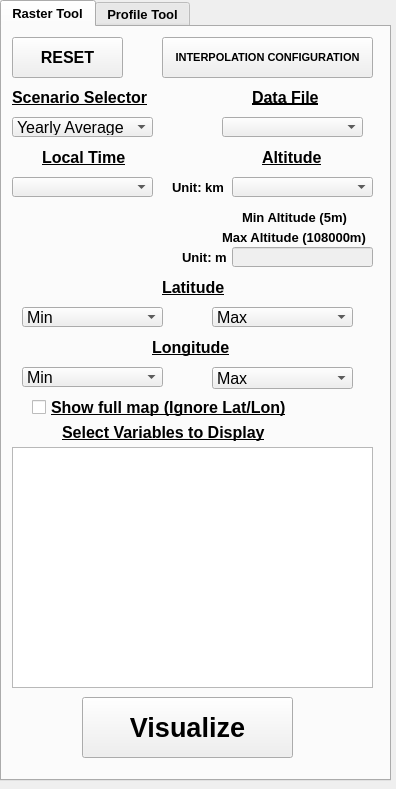
The window that mcd_visualizer_dockwidget_base_profiles.ui (davidsr21/mcd_visualizer) describes before a commit, drawn with Qt 5.
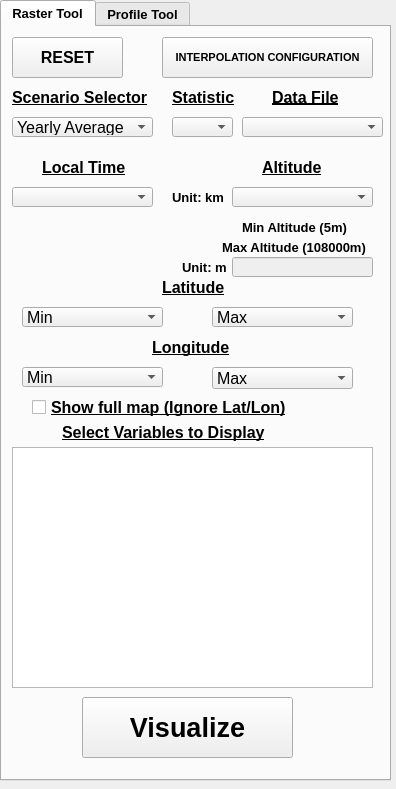
The same window after the commit. The open tabs and pages were chosen to show the change.

Commit message: sd statistics added

```diff
--- a/mcd_visualizer_dockwidget_base_profiles.ui
+++ b/mcd_visualizer_dockwidget_base_profiles.ui
@@ -103,7 +103,7 @@
      <widget class="QLabel" name="Label_Archivo">
       <property name="geometry">
        <rect>
-        <x>250</x>
+        <x>270</x>
         <y>60</y>
         <width>81</width>
         <height>20</height>
@@ -245,7 +245,7 @@
      <widget class="QComboBox" name="Combo_Archivo">
       <property name="geometry">
        <rect>
-        <x>220</x>
+        <x>240</x>
         <y>90</y>
         <width>141</width>
         <height>20</height>
@@ -264,7 +264,7 @@
       <property name="geometry">
        <rect>
         <x>240</x>
-        <y>180</y>
+        <y>190</y>
         <width>171</width>
         <height>21</height>
        </rect>
@@ -286,7 +286,7 @@
       <property name="geometry">
        <rect>
         <x>220</x>
-        <y>200</y>
+        <y>210</y>
         <width>171</width>
         <height>21</height>
        </rect>
@@ -311,7 +311,7 @@
       <property name="geometry">
        <rect>
         <x>230</x>
-        <y>220</y>
+        <y>230</y>
         <width>141</width>
         <height>20</height>
        </rect>
@@ -332,7 +332,7 @@
       <property name="geometry">
        <rect>
         <x>170</x>
-        <y>150</y>
+        <y>160</y>
         <width>131</width>
         <height>21</height>
        </rect>
@@ -354,7 +354,7 @@
       <property name="geometry">
        <rect>
         <x>260</x>
-        <y>120</y>
+        <y>130</y>
         <width>71</width>
         <height>21</height>
        </rect>
@@ -376,7 +376,7 @@
       <property name="geometry">
        <rect>
         <x>230</x>
-        <y>150</y>
+        <y>160</y>
         <width>141</width>
         <height>20</height>
        </rect>
@@ -422,7 +422,7 @@
       <property name="geometry">
        <rect>
         <x>40</x>
-        <y>120</y>
+        <y>130</y>
         <width>111</width>
         <height>21</height>
        </rect>
@@ -557,7 +557,7 @@
       <property name="geometry">
        <rect>
         <x>10</x>
-        <y>150</y>
+        <y>160</y>
         <width>141</width>
         <height>20</height>
        </rect>
@@ -673,7 +673,7 @@
       <property name="geometry">
        <rect>
         <x>180</x>
-        <y>220</y>
+        <y>230</y>
         <width>51</width>
         <height>21</height>
        </rect>
@@ -691,6 +691,46 @@
        <string>Unit: m</string>
       </property>
      </widget>
+     <widget class="QLabel" name="Label_Epoca_5">
+      <property name="geometry">
+       <rect>
+        <x>170</x>
+        <y>60</y>
+        <width>71</width>
+        <height>21</height>
+       </rect>
+      </property>
+      <property name="font">
+       <font>
+        <pointsize>12</pointsize>
+        <weight>75</weight>
+        <bold>true</bold>
+        <underline>true</underline>
+        <kerning>true</kerning>
+       </font>
+      </property>
+      <property name="text">
+       <string>Statistic</string>
+      </property>
+     </widget>
+     <widget class="QComboBox" name="Combo_Estadistica">
+      <property name="geometry">
+       <rect>
+        <x>170</x>
+        <y>90</y>
+        <width>61</width>
+        <height>20</height>
+       </rect>
+      </property>
+      <property name="font">
+       <font>
+        <pointsize>12</pointsize>
+        <weight>50</weight>
+        <bold>false</bold>
+        <kerning>true</kerning>
+       </font>
+      </property>
+     </widget>
     </widget>
     <widget class="QWidget" name="Profile_Tool">
      <attribute name="title">
```
Left out of the diff: 48 changed lines with no effect on the pictures. The commit also changes 3 other files.
